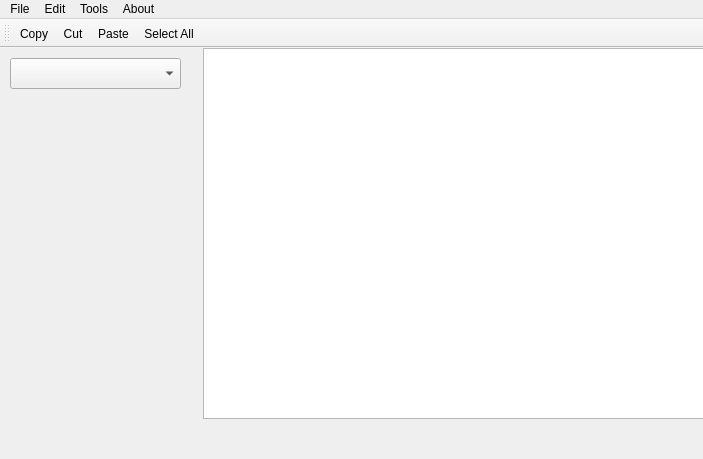
Old version of the form mainwindow.ui in the repository LJJ931026/QtControls.
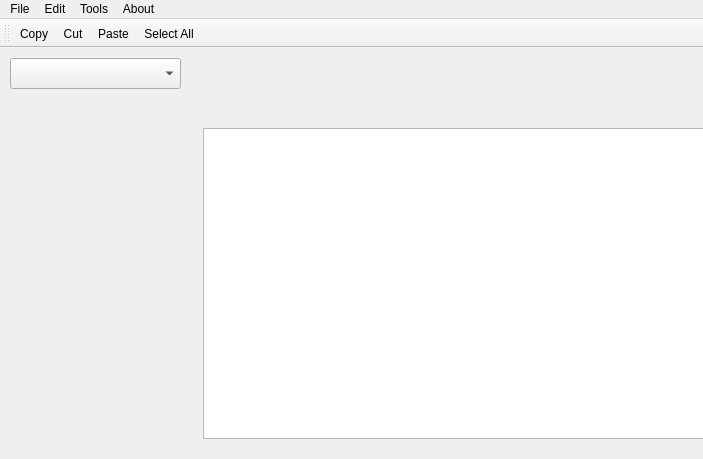
New version of the form. Icons and pictures are not drawn.

Diff of the .ui file:
```diff
--- a/mainwindow.ui
+++ b/mainwindow.ui
@@ -59,9 +59,19 @@
      <property name="geometry">
       <rect>
        <x>3</x>
+       <y>80</y>
+       <width>501</width>
+       <height>311</height>
+      </rect>
+     </property>
+    </widget>
+    <widget class="QWidget" name="widget_display" native="true">
+     <property name="geometry">
+      <rect>
+       <x>-1</x>
        <y>0</y>
        <width>501</width>
-       <height>371</height>
+       <height>80</height>
       </rect>
      </property>
     </widget>
```
